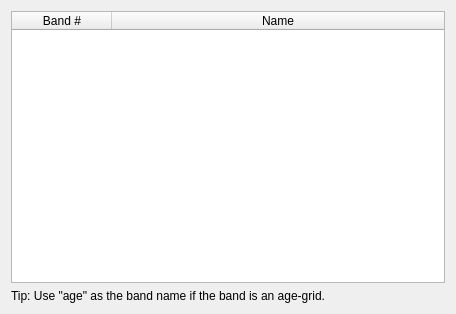
First picture: the form in src/qt-widgets/RasterBandPageUi.ui, repository GPlates/GPlates, before the edit.
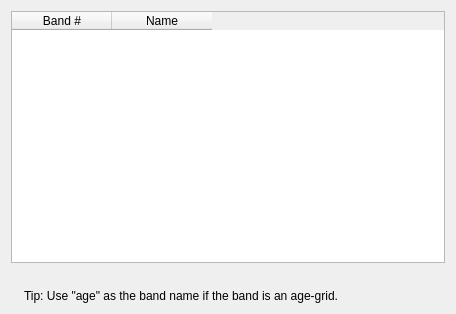
Second picture: the form after the edit. Icons and pictures are not drawn.

Commit message:
(trunk) Replaced source:/gplates/trunk using source:/gplates/branches/import-rasters-2010-jul-21@9374 incorporating log:/gplates/branches/import-rasters-2010-jul-21@9229:9374 ([log:/gplates/trunk@9374:9374 No changes on trunk] since last update from trunk).
This is "[wiki:MergingInSubversion#Replacingonebranchwithanother replacing one branch with another]". The command used was:
{{{
	svn merge https://svn-test.gplates.org/gplates/trunk@9374 https://svn-test.gplates.org/gplates/branches/import-rasters-2010-jul-21@9374
}}}
from inside the root directory of a working copy of the trunk.

```diff
--- a/src/qt-widgets/RasterBandPageUi.ui
+++ b/src/qt-widgets/RasterBandPageUi.ui
@@ -15,13 +15,7 @@
   </property>
   <layout class="QVBoxLayout" name="verticalLayout">
    <item>
-    <widget class="QTableWidget" name="tableWidget">
-     <attribute name="horizontalHeaderStretchLastSection">
-      <bool>true</bool>
-     </attribute>
-     <attribute name="horizontalHeaderStretchLastSection">
-      <bool>true</bool>
-     </attribute>
+    <widget class="QTableWidget" name="band_names_table">
      <column>
       <property name="text">
        <string>Band #</string>
@@ -35,12 +29,55 @@
     </widget>
    </item>
    <item>
-    <widget class="QLabel" name="label">
-     <property name="text">
-      <string>Tip: Use &quot;age&quot; as the band name if the band is an age-grid.</string>
-     </property>
+    <widget class="QWidget" name="warning_container_widget" native="true">
+     <layout class="QHBoxLayout" name="horizontalLayout_2">
+      <property name="margin">
+       <number>0</number>
+      </property>
+      <item>
+       <widget class="QLabel" name="warning_icon">
+        <property name="pixmap">
+         <pixmap resource="../qt-resources/qt_widgets.qrc">:/gnome_dialog_warning_16.png</pixmap>
+        </property>
+       </widget>
+      </item>
+      <item>
+       <widget class="QLabel" name="warning_label">
+        <property name="sizePolicy">
+         <sizepolicy hsizetype="Expanding" vsizetype="Preferred">
+          <horstretch>0</horstretch>
+          <verstretch>0</verstretch>
+         </sizepolicy>
+        </property>
+       </widget>
+      </item>
+     </layout>
     </widget>
    </item>
+   <item>
+    <layout class="QHBoxLayout" name="horizontalLayout">
+     <item>
+      <widget class="QLabel" name="tip_icon">
+       <property name="pixmap">
+        <pixmap resource="../qt-resources/qt_widgets.qrc">:/human_gtk_about_16.png</pixmap>
+       </property>
+      </widget>
+     </item>
+     <item>
+      <widget class="QLabel" name="tip_label">
+       <property name="sizePolicy">
+        <sizepolicy hsizetype="Expanding" vsizetype="Preferred">
+         <horstretch>0</horstretch>
+         <verstretch>0</verstretch>
+        </sizepolicy>
+       </property>
+       <property name="text">
+        <string>Tip: Use &quot;age&quot; as the band name if the band is an age-grid.</string>
+       </property>
+      </widget>
+     </item>
+    </layout>
+   </item>
   </layout>
  </widget>
  <resources/>
```
Left out of the diff: 4 changed lines with no effect on the pictures. The commit also changes 75 other files.
